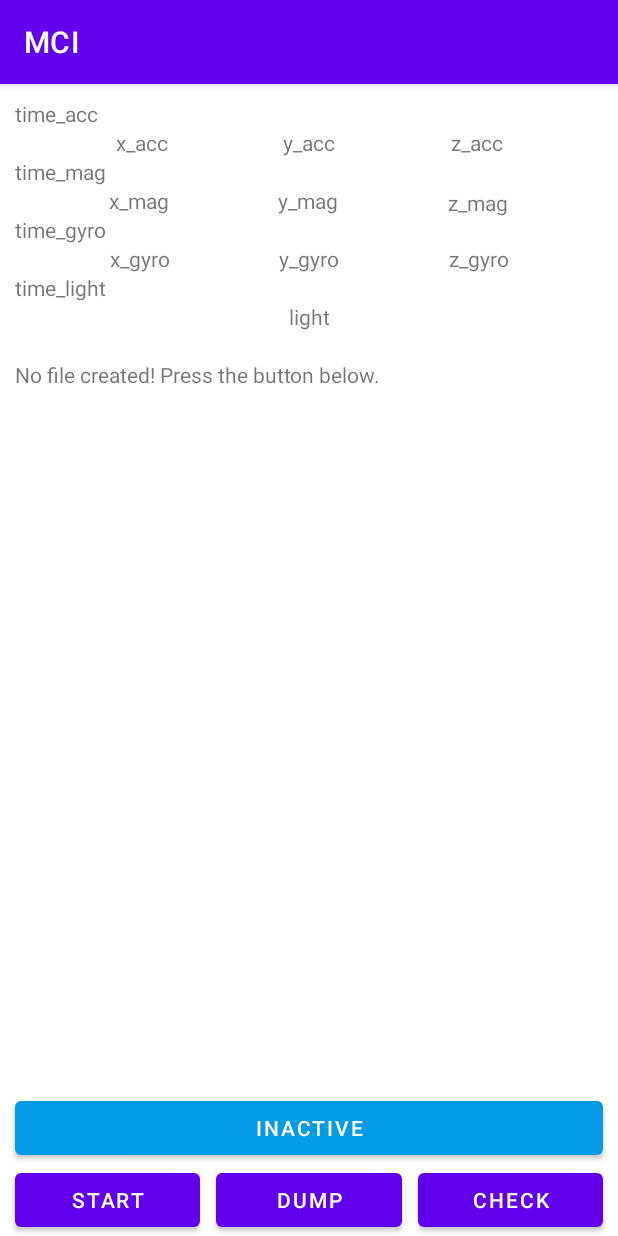
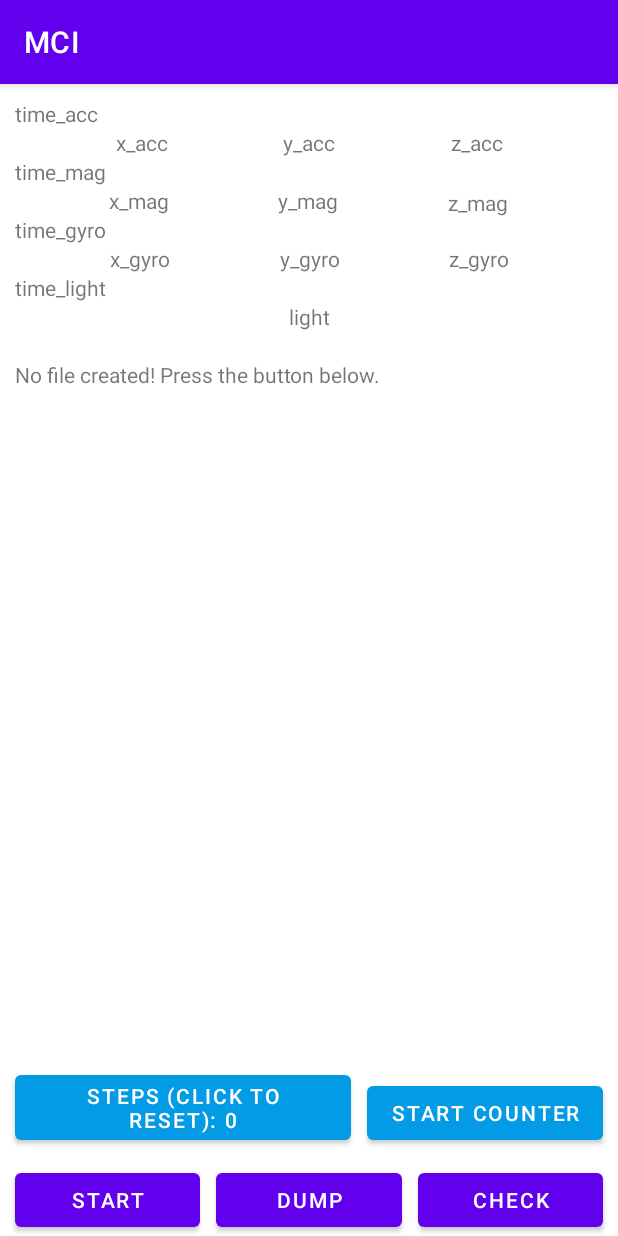
Before and after one commit to AdwaitB/visual-positioning-mci, an Android app: the screen it shows after launch (MainActivity), on a phone screen of 412 x 824 dp. Run offline under Robolectric (Android 15) with nearby library versions, the phone set to English and light mode, and no system bars.

Commit message:
added seperate button for counter

```diff
--- a/app/src/main/java/com/example/mci/MainActivity.java
+++ b/app/src/main/java/com/example/mci/MainActivity.java
@@ -19,6 +19,7 @@ import android.widget.Button;
 import android.widget.TextView;
 
 import com.example.mci.sensorcapture.SensorCaptureTask;
+import com.example.mci.stepcounter.AbstractStage;
 import com.example.mci.stepcounter.FilteringStage;
 import com.example.mci.stepcounter.ExaggerationStage;
 import com.example.mci.stepcounter.DetectionStage;
@@ -39,14 +40,12 @@ public class MainActivity extends AppCompatActivity implements SensorEventListen
 
     private static final ArrayList<Integer> samplingSizes;
 
-    private Button toggleBucketing, dumpData, checkfile;
     private static Button counter;
 
     private static final ArrayBlockingQueue<SensorReading>
             raw = new ArrayBlockingQueue<>(Short.MAX_VALUE),
             filtered = new ArrayBlockingQueue<>(Short.MAX_VALUE),
-            exaggerated = new ArrayBlockingQueue<>(Short.MAX_VALUE),
-            detection = new ArrayBlockingQueue<>(Short.MAX_VALUE);
+            exaggerated = new ArrayBlockingQueue<>(Short.MAX_VALUE);
 
     private static final FilteringStage filteringStage = new FilteringStage(raw, filtered);
     private static final ExaggerationStage exaggerationStage = new ExaggerationStage(filtered, exaggerated);
@@ -65,8 +64,6 @@ public class MainActivity extends AppCompatActivity implements SensorEventListen
 
     // public
     public static TextView debug;
-    public static Integer stepCount = 0;
-    public static Boolean stepActive = false;
 
     boolean track = false;
 
@@ -112,7 +109,7 @@ public class MainActivity extends AppCompatActivity implements SensorEventListen
     }
 
     private void initButtons(){
-        toggleBucketing = (Button) findViewById(R.id.toggleBucketing);
+        Button toggleBucketing = (Button) findViewById(R.id.toggleBucketing);
         toggleBucketing.setOnClickListener(new View.OnClickListener() {
             @RequiresApi(api = Build.VERSION_CODES.O)
             @Override
@@ -125,7 +122,7 @@ public class MainActivity extends AppCompatActivity implements SensorEventListen
             }
         });
 
-        checkfile = (Button) findViewById(R.id.checkfile);
+        Button checkfile = (Button) findViewById(R.id.checkfile);
         checkfile.setOnClickListener(new View.OnClickListener() {
             @RequiresApi(api = Build.VERSION_CODES.O)
             @Override
@@ -150,7 +147,7 @@ public class MainActivity extends AppCompatActivity implements SensorEventListen
             }
         });
 
-        dumpData = (Button) findViewById(R.id.dumpData);
+        Button dumpData = (Button) findViewById(R.id.dumpData);
         dumpData.setOnClickListener(new View.OnClickListener() {
             @RequiresApi(api = Build.VERSION_CODES.O)
             @Override
@@ -165,27 +162,33 @@ public class MainActivity extends AppCompatActivity implements SensorEventListen
         });
 
         counter = (Button) findViewById(R.id.counter);
+        updateStepButton();
         counter.setOnClickListener(new View.OnClickListener() {
             public void onClick(View view) {
-                stepCount = 0;
-                counter.setText(stepCount.toString());
+                AbstractStage.stepCount = 0;
+                updateStepButton();
             }
         });
 
-        counter.setOnLongClickListener(new View.OnLongClickListener() {
-            public boolean onLongClick(View view) {
-                stepActive = !stepActive;
-                if(!stepActive) {
-                    counter.setText("INACTIVE");
+        Button counterToggle = (Button) findViewById(R.id.counterToggle);
+        counterToggle.setText("START COUNTER");
+        counterToggle.setOnClickListener(new View.OnClickListener() {
+            public void onClick(View view) {
+                AbstractStage.flipActive();
+                if(!AbstractStage.active){
                     joinThreads();
+                    counterToggle.setText("START COUNTER");
                 }
-                else {
-                    counter.setText(stepCount.toString());
+                else{
                     startThreads();
+                    counterToggle.setText("STOP COUNTER");
                 }
-                return true;
             }
         });
+    }
+
+    public static void updateStepButton(){
+        counter.setText("STEPS (Click to reset): " + AbstractStage.stepCount);
     }
 
     private void initSensors(){
@@ -264,7 +267,7 @@ public class MainActivity extends AppCompatActivity implements SensorEventListen
             this.y_acc.setText(formatSensorString("Y", sensorEvent.values[0]));
             this.z_acc.setText(formatSensorString("Z", sensorEvent.values[0]));
 
-            if(stepActive) {
+            if(AbstractStage.active) {
                 try {
                     SensorReading sensorReading = new SensorReading(
                             sensorEvent.timestamp,
@@ -311,13 +314,6 @@ public class MainActivity extends AppCompatActivity implements SensorEventListen
         return prefix + String.format(": %3.5f", value);
     }
 
-    public static void updateStepButton(){
-        if(!stepActive)
-            counter.setText("INACTIVE");
-        else
-            counter.setText(stepCount.toString());
-    }
-
     @Override
     public void onAccuracyChanged(Sensor sensor, int i) {}
 
--- a/app/src/main/java/com/example/mci/stepcounter/AbstractStage.java
+++ b/app/src/main/java/com/example/mci/stepcounter/AbstractStage.java
@@ -7,6 +7,9 @@ import java.util.concurrent.ArrayBlockingQueue;
 public abstract class AbstractStage implements Runnable {
     protected final ArrayBlockingQueue<SensorReading> inputQueue, outputQueue;
 
+    public static boolean active = false;
+    public static int stepCount = 0;
+
     public AbstractStage(ArrayBlockingQueue<SensorReading> inputQueue, ArrayBlockingQueue<SensorReading> outputQueue) {
         this.inputQueue = inputQueue;
         this.outputQueue = outputQueue;
@@ -14,7 +17,7 @@ public abstract class AbstractStage implements Runnable {
 
     @Override
     public void run() {
-        while(MainActivity.stepActive){
+        while(active){
             if(inputQueue.isEmpty()) continue;
             try {
                 runInterruptStep();
@@ -24,5 +27,9 @@ public abstract class AbstractStage implements Runnable {
         }
     }
 
+    public static void flipActive(){
+        active = !active;
+    }
+
     abstract void runInterruptStep() throws InterruptedException;
 }
--- a/app/src/main/res/layout/activity_main.xml
+++ b/app/src/main/res/layout/activity_main.xml
@@ -227,13 +227,14 @@
         android:layout_height="wrap_content"
         android:layout_marginStart="10dp"
         android:layout_marginLeft="10dp"
-        android:layout_marginEnd="10dp"
-        android:layout_marginRight="10dp"
+        android:layout_marginEnd="5dp"
+        android:layout_marginRight="5dp"
+        android:layout_marginBottom="10dp"
         android:text="INACTIVE"
         android:textColor="@color/white"
         app:backgroundTint="#039BE5"
-        app:layout_constraintBottom_toTopOf="@+id/dumpData"
-        app:layout_constraintEnd_toEndOf="parent"
+        app:layout_constraintBottom_toTopOf="@+id/toggleBucketing"
+        app:layout_constraintEnd_toStartOf="@+id/counterToggle"
         app:layout_constraintStart_toStartOf="parent" />
 
     <TextView
@@ -250,7 +251,22 @@
         app:layout_constraintEnd_toEndOf="parent"
         app:layout_constraintHorizontal_bias="0.0"
         app:layout_constraintStart_toStartOf="parent"
-        app:layout_constraintTop_toBottomOf="@+id/status"
-        app:layout_constraintVertical_bias="0.0" />
+        app:layout_constraintTop_toBottomOf="@+id/status" />
+
+    <Button
+        android:id="@+id/counterToggle"
+        android:layout_width="wrap_content"
+        android:layout_height="wrap_content"
+        android:layout_marginStart="5dp"
+        android:layout_marginLeft="5dp"
+        android:layout_marginEnd="10dp"
+        android:layout_marginRight="10dp"
+        android:layout_marginBottom="10dp"
+        android:textColor="@color/white"
+        android:text="START COUNTER"
+        app:backgroundTint="#039BE5"
+        app:layout_constraintBottom_toTopOf="@+id/checkfile"
+        app:layout_constraintEnd_toEndOf="parent"
+        app:layout_constraintStart_toEndOf="@+id/counter" />
 
 </androidx.constraintlayout.widget.ConstraintLayout>
```
Also changed, not shown: app/src/main/java/com/example/mci/stepcounter/DetectionStage.java (+18 -9 lines).
